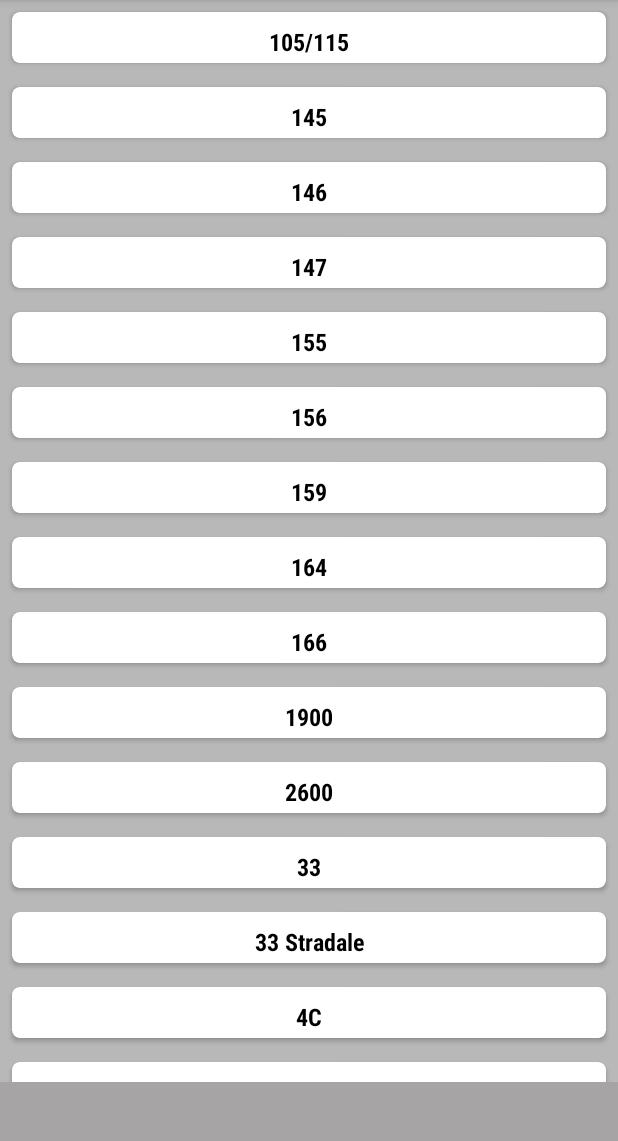
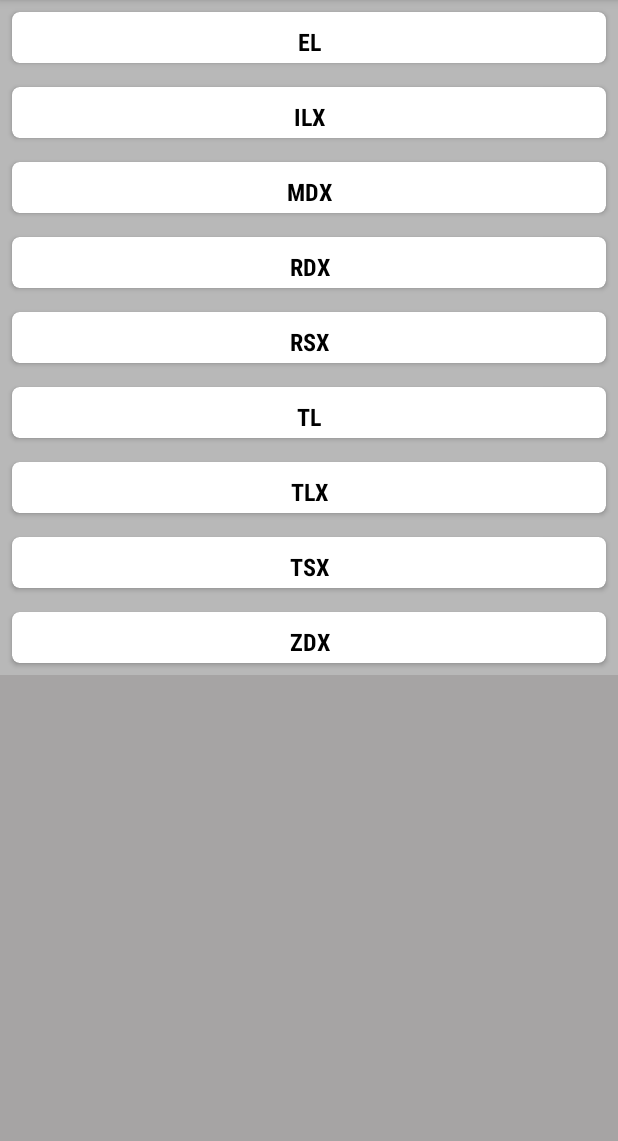
Before and after one commit to Abnormaliz/cars_app, an Android app: the screen it shows after launch (MainActivity), after a tap on "Alfa Romeo", on a phone screen of 412 x 824 dp, the part 84-1225 px from its top. Run offline under Robolectric (Android 15) with nearby library versions, the phone set to English and light mode, and no system bars.

Commit message:
should be finally done

```diff
--- a/app/src/main/java/com/example/thecars/ModelsFragment.kt
+++ b/app/src/main/java/com/example/thecars/ModelsFragment.kt
@@ -25,7 +25,7 @@ class ModelsFragment : Fragment(), OnModelClickListener {
     ): View? {
         binding = FragmentModelsBinding.inflate(inflater)
 
-        arguments?.getString("brand_key")?.let { modelsViewModel.setCurrentBrand(it) }
+        arguments?.getString("brand_key")?.let { modelsViewModel.setModelList(it) }
 
         adapter = ModelAdapter(emptyList(), this)
         binding.rcViewModels.adapter = adapter
--- /dev/null
+++ b/app/src/main/java/com/example/thecars/lists/AcuraModels.kt
@@ -0,0 +1,13 @@
+package com.example.thecars.lists
+
+val acuraModels = listOf(
+    "EL",
+    "ILX",
+    "MDX",
+    "RDX",
+    "RSX",
+    "TL",
+    "TLX",
+    "TSX",
+    "ZDX"
+)
--- a/app/src/main/java/com/example/thecars/lists/Models.kt
+++ b/app/src/main/java/com/example/thecars/lists/Models.kt
@@ -110,98 +110,98 @@ val brands: List<String> = listOf(
 )
 
 val brandToModels = mapOf(
-    ACURA_BRAND to R.array.acura_models,
-    "Alfa Romeo" to R.array.alfa_romeo,
-    "Aston Martin" to R.array.acura_models,
-    "Audi" to R.array.acura_models,
-    "Aurus" to R.array.acura_models,
-    "BMW" to R.array.acura_models,
-    "Bentley" to R.array.acura_models,
-    "Buick" to R.array.acura_models,
-    "Cadillac" to R.array.acura_models,
-    "Changan" to R.array.acura_models,
-    "Chery" to R.array.acura_models,
-    "Chevrolet" to R.array.acura_models,
-    "Chrysler" to R.array.acura_models,
-    "Citroen" to R.array.acura_models,
-    "Daewoo" to R.array.acura_models,
-    "Daihatsu" to R.array.acura_models,
-    "Datsun" to R.array.acura_models,
-    "Dodge" to R.array.acura_models,
-    "EXEED" to R.array.acura_models,
-    "FAW" to R.array.acura_models,
-    "Ferrari" to R.array.acura_models,
-    "Fiat" to R.array.acura_models,
-    "Ford" to R.array.acura_models,
-    "GAC" to R.array.acura_models,
-    "GMC" to R.array.acura_models,
-    "Geely" to R.array.acura_models,
-    "Genesis" to R.array.acura_models,
-    "Great Wall" to R.array.acura_models,
-    "Haval" to R.array.acura_models,
-    "Honda" to R.array.acura_models,
-    "Hongqi" to R.array.acura_models,
-    "Hummer" to R.array.acura_models,
-    "Hyundai" to R.array.acura_models,
-    "Infiniti" to R.array.acura_models,
-    "Isuzu" to R.array.acura_models,
-    "JAC" to R.array.acura_models,
-    "Jaguar" to R.array.acura_models,
-    "Jeep" to R.array.acura_models,
-    "Jetour" to R.array.acura_models,
-    "Jetta" to R.array.acura_models,
-    "Kaiyi" to R.array.acura_models,
-    "Kia" to R.array.acura_models,
-    "LADA" to R.array.acura_models,
-    "Lamborghini" to R.array.acura_models,
-    "Land Rover" to R.array.acura_models,
-    "Lexus" to R.array.acura_models,
-    "Lifan" to R.array.acura_models,
-    "Lincoln" to R.array.acura_models,
-    "Livan" to R.array.acura_models,
-    "Lotus" to R.array.acura_models,
-    "Mini" to R.array.acura_models,
-    "Maserati" to R.array.acura_models,
-    "Maybach" to R.array.acura_models,
-    "Mazda" to R.array.acura_models,
-    "McLaren" to R.array.acura_models,
-    "McLaren" to R.array.acura_models,
-    "Mercedes-benz" to R.array.acura_models,
-    "Mitsubishi" to R.array.acura_models,
-    "Nissan" to R.array.acura_models,
-    "OMODA" to R.array.acura_models,
-    "Opel" to R.array.acura_models,
-    "Peugeot" to R.array.acura_models,
-    "Plymouth" to R.array.acura_models,
-    "Polestar" to R.array.acura_models,
-    "Pontiac" to R.array.acura_models,
-    "Porsche" to R.array.acura_models,
-    "RAM" to R.array.acura_models,
-    "Ravon" to R.array.acura_models,
-    "Renault" to R.array.acura_models,
-    "Rolls-Royce" to R.array.acura_models,
-    "Rover" to R.array.acura_models,
-    "SEAT" to R.array.acura_models,
-    "Saab" to R.array.acura_models,
-    "Scion" to R.array.acura_models,
-    "Skoda" to R.array.acura_models,
-    "Skywell" to R.array.acura_models,
-    "Smart" to R.array.acura_models,
-    "SsangYong" to R.array.acura_models,
-    "Subaru" to R.array.acura_models,
-    "Suzuki" to R.array.acura_models,
-    "Tank" to R.array.acura_models,
-    "Tesla" to R.array.acura_models,
-    "Toyota" to R.array.acura_models,
-    "Volkswagen" to R.array.acura_models,
-    "Volvo" to R.array.acura_models,
-    "Vortex" to R.array.acura_models,
-    "Voyah" to R.array.acura_models,
-    "ZEEKR" to R.array.acura_models,
-    "ГАЗ" to R.array.acura_models,
-    "ЗАЗ" to R.array.acura_models,
-    "ЗИЛ" to R.array.acura_models,
-    "ИЖ" to R.array.acura_models,
-    "Москвич" to R.array.acura_models,
-    "УАЗ" to R.array.acura_models,
+    ACURA_BRAND to acuraModels,
+    "Alfa Romeo" to acuraModels,
+    "Aston Martin" to acuraModels,
+    "Audi" to acuraModels,
+    "Aurus" to acuraModels,
+    "BMW" to acuraModels,
+    "Bentley" to acuraModels,
+    "Buick" to acuraModels,
+    "Cadillac" to acuraModels,
+    "Changan" to acuraModels,
+    "Chery" to acuraModels,
+    "Chevrolet" to acuraModels,
+    "Chrysler" to acuraModels,
+    "Citroen" to acuraModels,
+    "Daewoo" to acuraModels,
+    "Daihatsu" to acuraModels,
+    "Datsun" to acuraModels,
+    "Dodge" to acuraModels,
+    "EXEED" to acuraModels,
+    "FAW" to acuraModels,
+    "Ferrari" to acuraModels,
+    "Fiat" to acuraModels,
+    "Ford" to acuraModels,
+    "GAC" to acuraModels,
+    "GMC" to acuraModels,
+    "Geely" to acuraModels,
+    "Genesis" to acuraModels,
+    "Great Wall" to acuraModels,
+    "Haval" to acuraModels,
+    "Honda" to acuraModels,
+    "Hongqi" to acuraModels,
+    "Hummer" to acuraModels,
+    "Hyundai" to acuraModels,
+    "Infiniti" to acuraModels,
+    "Isuzu" to acuraModels,
+    "JAC" to acuraModels,
+    "Jaguar" to acuraModels,
+    "Jeep" to acuraModels,
+    "Jetour" to acuraModels,
+    "Jetta" to acuraModels,
+    "Kaiyi" to acuraModels,
+    "Kia" to acuraModels,
+    "LADA" to acuraModels,
+    "Lamborghini" to acuraModels,
+    "Land Rover" to acuraModels,
+    "Lexus" to acuraModels,
+    "Lifan" to acuraModels,
+    "Lincoln" to acuraModels,
+    "Livan" to acuraModels,
+    "Lotus" to acuraModels,
+    "Mini" to acuraModels,
+    "Maserati" to acuraModels,
+    "Maybach" to acuraModels,
+    "Mazda" to acuraModels,
+    "McLaren" to acuraModels,
+    "McLaren" to acuraModels,
+    "Mercedes-benz" to acuraModels,
+    "Mitsubishi" to acuraModels,
+    "Nissan" to acuraModels,
+    "OMODA" to acuraModels,
+    "Opel" to acuraModels,
+    "Peugeot" to acuraModels,
+    "Plymouth" to acuraModels,
+    "Polestar" to acuraModels,
+    "Pontiac" to acuraModels,
+    "Porsche" to acuraModels,
+    "RAM" to acuraModels,
+    "Ravon" to acuraModels,
+    "Renault" to acuraModels,
+    "Rolls-Royce" to acuraModels,
+    "Rover" to acuraModels,
+    "SEAT" to acuraModels,
+    "Saab" to acuraModels,
+    "Scion" to acuraModels,
+    "Skoda" to acuraModels,
+    "Skywell" to acuraModels,
+    "Smart" to acuraModels,
+    "SsangYong" to acuraModels,
+    "Subaru" to acuraModels,
+    "Suzuki" to acuraModels,
+    "Tank" to acuraModels,
+    "Tesla" to acuraModels,
+    "Toyota" to acuraModels,
+    "Volkswagen" to acuraModels,
+    "Volvo" to acuraModels,
+    "Vortex" to acuraModels,
+    "Voyah" to acuraModels,
+    "ZEEKR" to acuraModels,
+    "ГАЗ" to acuraModels,
+    "ЗАЗ" to acuraModels,
+    "ЗИЛ" to acuraModels,
+    "ИЖ" to acuraModels,
+    "Москвич" to acuraModels,
+    "УАЗ" to acuraModels,
 )
--- a/app/src/main/java/com/example/thecars/model/ModelsViewModel.kt
+++ b/app/src/main/java/com/example/thecars/model/ModelsViewModel.kt
@@ -4,23 +4,15 @@ import android.app.Application
 import androidx.lifecycle.AndroidViewModel
 import androidx.lifecycle.LiveData
 import androidx.lifecycle.MutableLiveData
+import androidx.lifecycle.ViewModel
 import com.example.thecars.lists.brandToModels
 
-class ModelsViewModel(application: Application) : AndroidViewModel(application) {
-
-    private val _currentBrand = MutableLiveData<String>()
-    private val currentBrand: LiveData<String>
-        get() = _currentBrand
+class ModelsViewModel() : ViewModel() {
 
     private val _modelList = MutableLiveData<List<String>>()
     val modelList: LiveData<List<String>>
         get() = _modelList
-    fun setCurrentBrand(brand: String) {
-    _currentBrand.value = brand
-        val modelArray = brandToModels[currentBrand.value]
-        val models = modelArray.let {
-            getApplication<Application>().resources.getStringArray(modelArray!!).toList()
-        }
-        _modelList.value = models
+    fun setModelList(brand: String) {
+        _modelList.value = brandToModels[brand]
     }
 }
```
